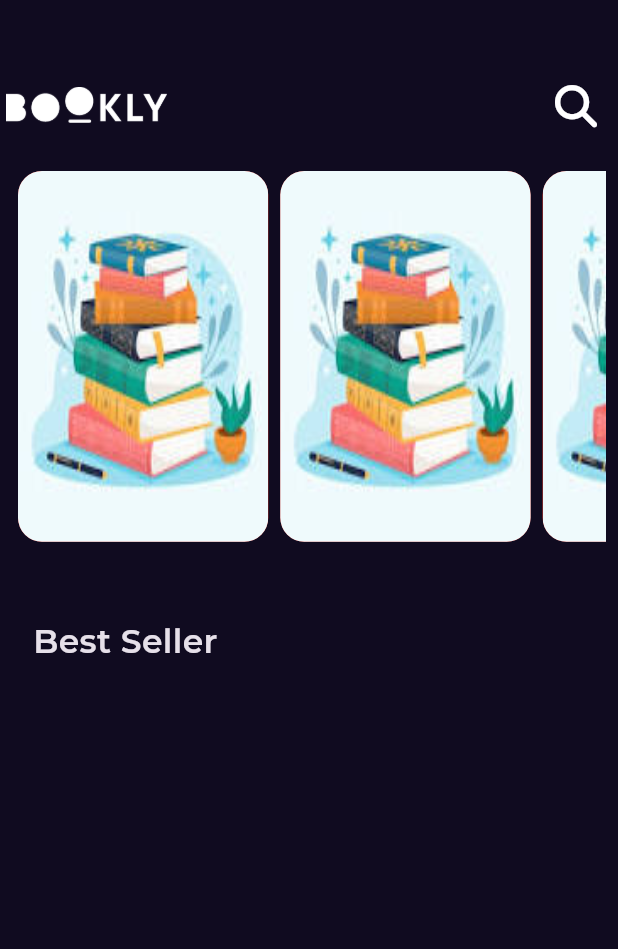
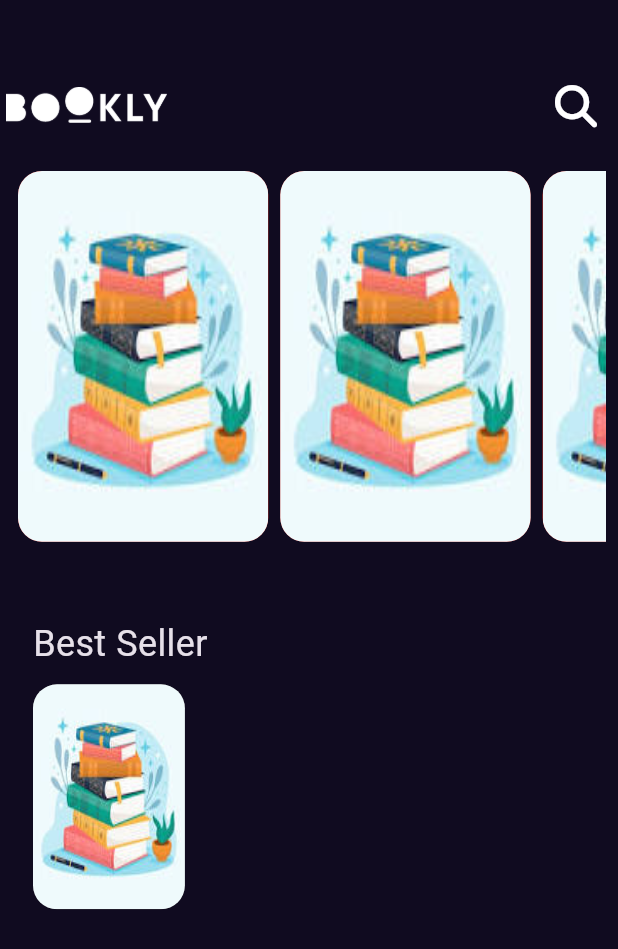
Before and after one commit to HamzaLahmedi/Bookly_app_mvvm_bloc, a Flutter app: the screen it shows after launch, on a phone screen of 412 x 824 dp. Shown: the top 949 px of the screen. Run offline on Flutter 3.47's test engine with Material 3 defaults, Android fonts, the phone set to English and light mode, and no system bars; our stand-ins replace font_awesome_flutter, get, google_fonts.

Commit message:
create app styles

```diff
--- a/bookly_app/lib/constant.dart
+++ b/bookly_app/lib/constant.dart
@@ -3,3 +3,4 @@ import 'package:flutter/material.dart';
 
 const kPrimaryColor = Color(0xff100B20);
 const kTransitionDuration = Duration(seconds: 2);
+const kOpenSans ='Open Sans';
--- a/bookly_app/lib/core/utils/styles.dart
+++ b/bookly_app/lib/core/utils/styles.dart
@@ -1,8 +1,25 @@
 import 'package:flutter/material.dart';
+import 'package:google_fonts/google_fonts.dart';
 
 abstract class Styles {
-  static const titleMedium = TextStyle(
+  static const textStyle22 = TextStyle(
     fontSize: 22,
     fontWeight: FontWeight.w600,
   );
+
+  static TextStyle textStyle24 = TextStyle(
+    fontSize: 24,
+    fontWeight: FontWeight.normal,
+    fontFamily: GoogleFonts.openSans.toString(),
+  );
+   static TextStyle textStyle16 = TextStyle(
+    fontSize: 16,
+    fontWeight: FontWeight.normal,
+    fontFamily: GoogleFonts.openSans.toString(),
+  );
+  static TextStyle textStyle30 = TextStyle(
+    fontSize: 30,
+    fontWeight: FontWeight.normal,
+    fontFamily: GoogleFonts.openSans.toString(),
+  );
 }
--- /dev/null
+++ b/bookly_app/lib/features/home/presentation/views/widgets/best_seller_list_view_item.dart
@@ -0,0 +1,36 @@
+import 'package:bookly_app/core/utils/assets.dart';
+import 'package:flutter/material.dart';
+
+class BestSellerListViewItem extends StatelessWidget {
+  const BestSellerListViewItem({super.key});
+
+  @override
+  Widget build(BuildContext context) {
+    return  Padding(
+      padding: const EdgeInsets.symmetric(horizontal: 18,vertical: 10),
+      child: SizedBox(
+        height: 150,
+        child: Row(
+          children: [
+            AspectRatio(
+            aspectRatio: 2.7 / 4,
+            child: Container(
+              decoration: const BoxDecoration(
+                borderRadius: BorderRadius.all(
+                  Radius.circular(16),
+                ),
+                color: Color.fromARGB(255, 88, 82, 81),
+                image: DecorationImage(
+                    image: AssetImage(
+                      AssetsData.testImage,
+                    ),
+                    fit: BoxFit.fill),
+              ),
+            ),
+          ),
+          ],
+        ),
+      ),
+    );
+  }
+}
--- a/bookly_app/lib/features/home/presentation/views/widgets/home_view_body.dart
+++ b/bookly_app/lib/features/home/presentation/views/widgets/home_view_body.dart
@@ -1,4 +1,5 @@
 import 'package:bookly_app/core/utils/styles.dart';
+import 'package:bookly_app/features/home/presentation/views/widgets/best_seller_list_view_item.dart';
 import 'package:bookly_app/features/home/presentation/views/widgets/custom_appbar.dart';
 import 'package:bookly_app/features/home/presentation/views/widgets/featured_list_view_item.dart';
 import 'package:bookly_app/features/home/presentation/views/widgets/featured_book_list_view.dart';
@@ -9,23 +10,24 @@ class HomeViewBody extends StatelessWidget {
 
   @override
   Widget build(BuildContext context) {
-    return const Padding(
-      padding:  EdgeInsets.symmetric(horizontal: 4),
-      child:  Column(
+    return Padding(
+      padding: const EdgeInsets.symmetric(horizontal: 4),
+      child: Column(
         crossAxisAlignment: CrossAxisAlignment.start,
         children: [
-          CustomAppBar(),
-          FeaturedBookListView(),
-          SizedBox(
+          const CustomAppBar(),
+          const FeaturedBookListView(),
+          const SizedBox(
             height: 50,
           ),
           Padding(
-            padding: EdgeInsets.symmetric(horizontal: 18),
+            padding: const EdgeInsets.symmetric(horizontal: 18),
             child: Text(
               'Best Seller',
-              style: Styles.titleMedium,
+              style: Styles.textStyle24,
             ),
           ),
+          const BestSellerListViewItem(),
         ],
       ),
     );
```
